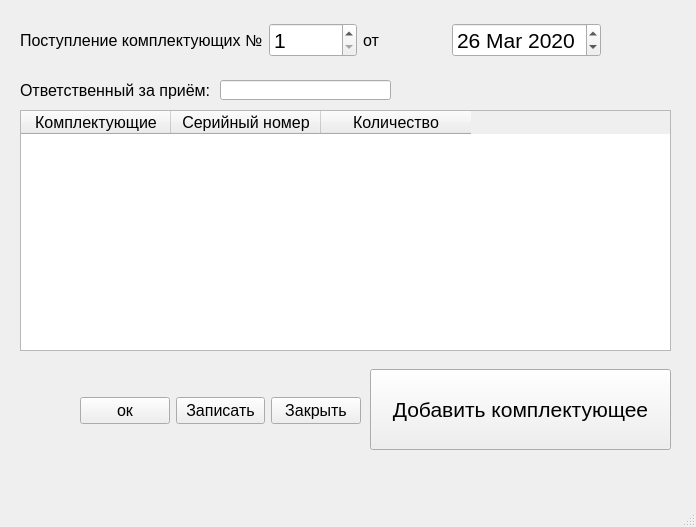
Old version of the form qt_version/ui/add_parts_form.ui in the repository kerniee/abp_final_plz_work.
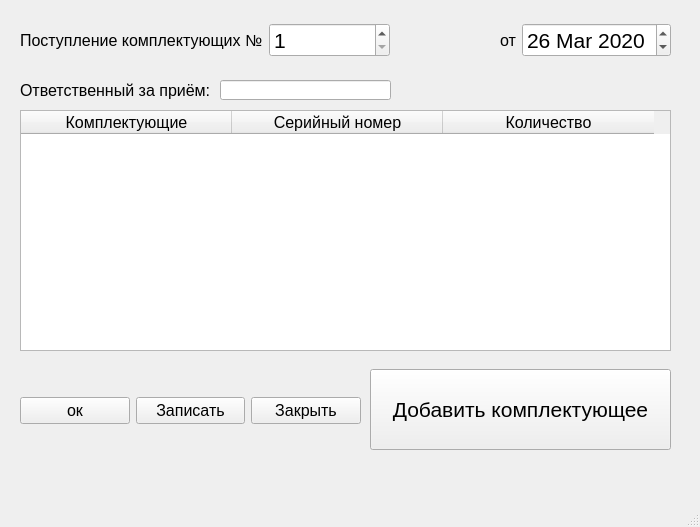
New version of the form.

Commit message: add main window

```diff
--- a/qt_version/ui/add_parts_form.ui
+++ b/qt_version/ui/add_parts_form.ui
@@ -6,7 +6,7 @@
    <rect>
     <x>0</x>
     <y>0</y>
-    <width>696</width>
+    <width>700</width>
     <height>527</height>
    </rect>
   </property>
@@ -22,9 +22,9 @@
    <widget class="QWidget" name="horizontalLayoutWidget">
     <property name="geometry">
      <rect>
-      <x>80</x>
+      <x>20</x>
       <y>370</y>
-      <width>281</width>
+      <width>341</width>
       <height>81</height>
      </rect>
     </property>
@@ -72,7 +72,7 @@
      <rect>
       <x>20</x>
       <y>20</y>
-      <width>581</width>
+      <width>651</width>
       <height>41</height>
      </rect>
     </property>
@@ -106,9 +106,15 @@
          <pointsize>12</pointsize>
         </font>
        </property>
+       <property name="layoutDirection">
+        <enum>Qt::LeftToRight</enum>
+       </property>
        <property name="text">
         <string>от</string>
        </property>
+       <property name="alignment">
+        <set>Qt::AlignRight|Qt::AlignTrailing|Qt::AlignVCenter</set>
+       </property>
       </widget>
      </item>
      <item>
@@ -181,7 +187,7 @@
      <number>60</number>
     </attribute>
     <attribute name="horizontalHeaderDefaultSectionSize">
-     <number>150</number>
+     <number>211</number>
     </attribute>
     <attribute name="verticalHeaderMinimumSectionSize">
      <number>60</number>
```
Left out of the diff: 6 changed lines with no effect on the pictures. The commit also changes 2 other files.
